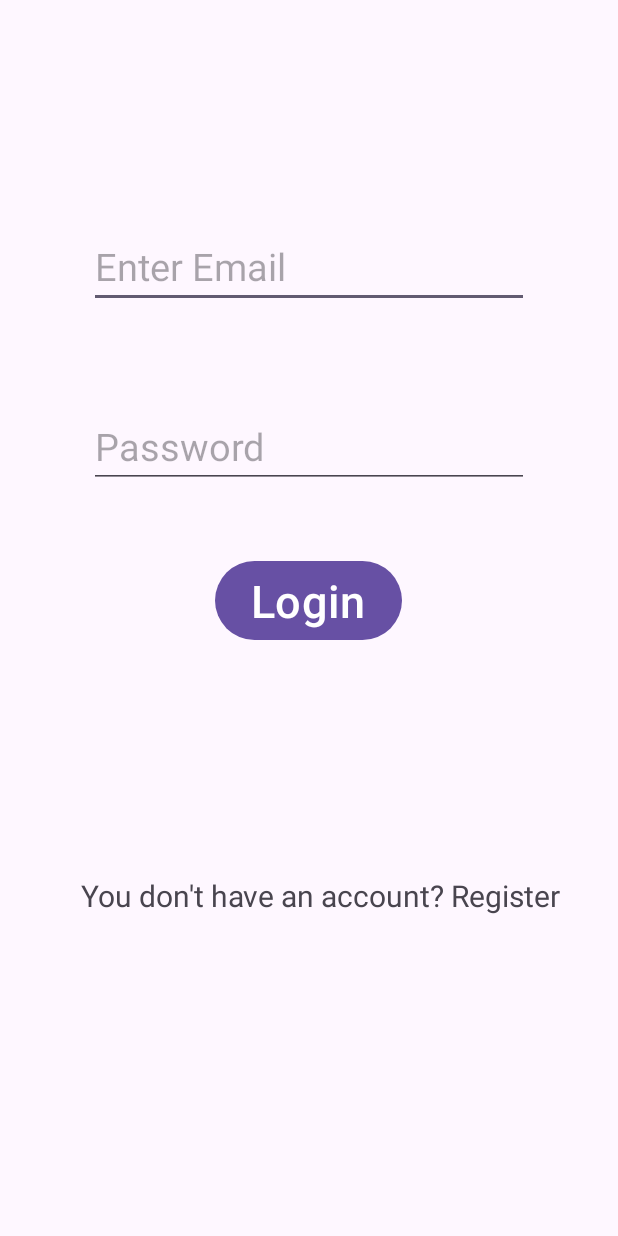
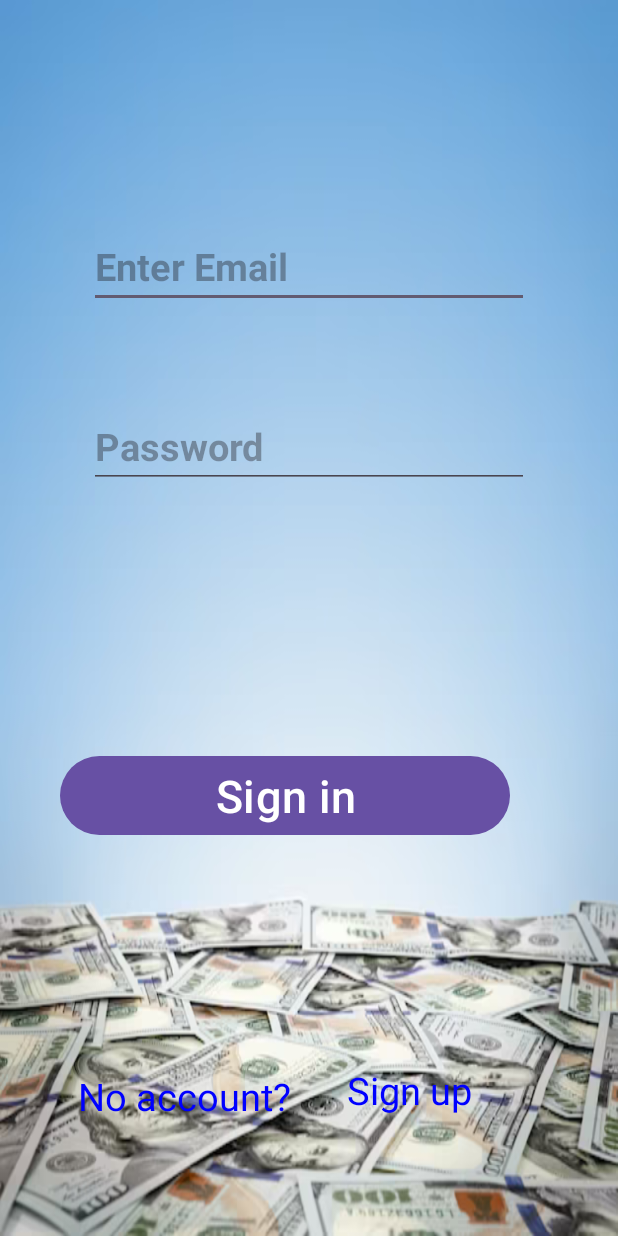
Before and after one commit to Alphonce08/ToolApp, an Android app: the screen it shows after launch (Login), on a phone screen of 412 x 824 dp. Run offline under Robolectric (Android 15) with nearby library versions, the phone set to English and light mode, and no system bars; our stand-ins replace Firebase (no records; nobody signed in at launch, a user with empty details on screens opened directly).

Commit message:
home activity

```diff
--- a/app/build.gradle
+++ b/app/build.gradle
@@ -40,6 +40,7 @@ dependencies {
     implementation 'com.google.android.material:material:1.5.0'
     implementation 'androidx.constraintlayout:constraintlayout:2.1.4'
     implementation 'com.google.firebase:firebase-auth:21.1.0'
+    implementation 'com.google.firebase:firebase-database:20.1.0'
     testImplementation 'junit:junit:4.13.2'
     androidTestImplementation 'androidx.test.ext:junit:1.1.5'
     androidTestImplementation 'androidx.test.espresso:espresso-core:3.5.1'
--- a/app/src/main/java/com/example/balancetoolapp/Login.kt
+++ b/app/src/main/java/com/example/balancetoolapp/Login.kt
@@ -10,13 +10,13 @@ import android.widget.TextView
 import android.widget.Toast
 import androidx.appcompat.app.AlertDialog
 import com.google.firebase.auth.FirebaseAuth
-import kotlinx.coroutines.NonCancellable.message
+
 
 class Login : AppCompatActivity() {
     lateinit var EdtEmail:EditText
     lateinit var EdtPassword:EditText
-    lateinit var TxtRegister:TextView
     lateinit var BtLogin:Button
+    lateinit var TxtSignup:TextView
     lateinit var progress:ProgressDialog
     lateinit var mAuth:FirebaseAuth
     override fun onCreate(savedInstanceState: Bundle?) {
@@ -24,16 +24,11 @@ class Login : AppCompatActivity() {
         setContentView(R.layout.activity_login)
         EdtEmail = findViewById(R.id.mEdtEmailLogin)
         EdtPassword = findViewById(R.id.medtPass)
-        TxtRegister = findViewById(R.id.TextNoAccount)
         BtLogin = findViewById(R.id.BtnLogin)
+        TxtSignup = findViewById(R.id.SignupTxt)
 
-        BtLogin.setOnClickListener {
-            startActivity(Intent(applicationContext, MainActivity::class.java))
-        }
 
-        TxtRegister.setOnClickListener {
-            startActivity(Intent(this, Register::class.java))
-        }
+
         mAuth = FirebaseAuth.getInstance()
         progress = ProgressDialog(this)
         progress.setTitle("Loading")
@@ -60,18 +55,16 @@ class Login : AppCompatActivity() {
 
                         finish()
 
-                    } else {
-                        displayMessage("ERROR", it.exception!!.message.toString())
-                        var alertDialog = AlertDialog.Builder(this)
-                        alertDialog.setTitle(title)
-                        alertDialog.setMessage(message)
-                        alertDialog.setPositiveButton("Ok", null)
-                        alertDialog.create().show()
-                    }
+
                 }
             }
         }
         }
-
-
+        BtLogin.setOnClickListener {
+            startActivity(Intent(applicationContext, MainActivity::class.java))
+        }
+        TxtSignup.setOnClickListener {
+            startActivity(Intent(applicationContext, Register::class.java))
+        }
     }
+}
--- a/app/src/main/res/layout/activity_expenses.xml
+++ b/app/src/main/res/layout/activity_expenses.xml
@@ -4,6 +4,7 @@
     xmlns:tools="http://schemas.android.com/tools"
     android:layout_width="match_parent"
     android:layout_height="match_parent"
+    android:background="@drawable/img_1"
     tools:context=".ExpensesActivity">
 
 
--- a/app/src/main/res/layout/activity_login.xml
+++ b/app/src/main/res/layout/activity_login.xml
@@ -4,6 +4,7 @@
     xmlns:tools="http://schemas.android.com/tools"
     android:layout_width="match_parent"
     android:layout_height="match_parent"
+    android:background="@drawable/img_1"
     tools:context=".Login">
 
     <EditText
@@ -12,10 +13,11 @@
         android:layout_height="wrap_content"
         android:ems="10"
         android:hint="Enter Email"
-        android:textColor="@color/black"
+        android:textColor="@color/blue"
         android:textSize="25dp"
         android:layout_marginTop="150dp"
         android:layout_centerHorizontal="true"
+        android:textStyle="bold"
         android:inputType="textEmailAddress"
         tools:layout_editor_absoluteX="83dp"
         tools:layout_editor_absoluteY="165dp" />
@@ -30,17 +32,33 @@
         android:layout_marginTop="270dp"
         android:layout_centerHorizontal="true"
         android:inputType="textPassword"
+        android:textColor="@color/blue"
+        android:textStyle="bold"
         tools:layout_editor_absoluteX="71dp"
         tools:layout_editor_absoluteY="290dp" />
 
+
+    <TextView
+        android:id="@+id/textView"
+        android:layout_width="wrap_content"
+        android:layout_height="wrap_content"
+        android:layout_alignParentStart="true"
+        android:layout_alignParentBottom="true"
+        android:textColor="@color/red"
+        android:layout_marginStart="68dp"
+        android:layout_marginBottom="291dp"
+        android:text="Forget password"
+        android:textSize="25sp" />
+
     <Button
         android:id="@+id/BtnLogin"
-        android:layout_width="wrap_content"
+        android:layout_width="300dp"
         android:layout_height="wrap_content"
-        android:text="Login"
+        android:layout_alignParentStart="true"
+        android:layout_marginStart="40dp"
+        android:layout_marginTop="500dp"
+        android:text="Sign in"
         android:textSize="30sp"
-        android:layout_marginTop="370dp"
-        android:layout_centerHorizontal="true"
         tools:layout_editor_absoluteX="107dp"
         tools:layout_editor_absoluteY="411dp" />
 
@@ -51,8 +69,24 @@
         android:layout_alignParentStart="true"
         android:layout_alignParentBottom="true"
         android:layout_centerHorizontal="true"
-        android:layout_marginStart="54dp"
-        android:layout_marginBottom="213dp"
-        android:text="You don't have an account? Register"
-        android:textSize="20dp" />
+        android:layout_marginStart="52dp"
+        android:layout_marginBottom="76dp"
+        android:textColor="@color/blue"
+        android:text="No account?"
+        android:textSize="25sp" />
+
+
+    <TextView
+        android:id="@+id/SignupTxt"
+        android:layout_width="wrap_content"
+        android:layout_height="wrap_content"
+        android:layout_alignParentEnd="true"
+        android:layout_alignParentBottom="true"
+        android:layout_marginEnd="97dp"
+        android:layout_marginBottom="80dp"
+        android:textColor="@color/blue"
+        android:text="Sign up"
+        android:textSize="25sp" />
+
+
 </RelativeLayout>
--- a/app/src/main/res/layout/activity_received.xml
+++ b/app/src/main/res/layout/activity_received.xml
@@ -4,6 +4,7 @@
     xmlns:tools="http://schemas.android.com/tools"
     android:layout_width="match_parent"
     android:layout_height="match_parent"
+    android:background="@drawable/img_1"
     tools:context=".ReceivedActivity">
 
     <EditText
--- a/app/src/main/res/mipmap-anydpi-v26/ic_launcher.xml
+++ b/app/src/main/res/mipmap-anydpi-v26/ic_launcher.xml
@@ -1,6 +1,6 @@
 <?xml version="1.0" encoding="utf-8"?>
 <adaptive-icon xmlns:android="http://schemas.android.com/apk/res/android">
-    <background android:drawable="@drawable/ic_launcher_background" />
-    <foreground android:drawable="@drawable/ic_launcher_foreground" />
-    <monochrome android:drawable="@drawable/ic_launcher_foreground" />
+    <background android:drawable="@drawable/iccc" />
+    <foreground android:drawable="@drawable/iccc" />
+    <monochrome android:drawable="@drawable/iccc" />
 </adaptive-icon>
--- a/app/src/main/res/mipmap-anydpi-v26/ic_launcher_round.xml
+++ b/app/src/main/res/mipmap-anydpi-v26/ic_launcher_round.xml
@@ -1,6 +1,6 @@
 <?xml version="1.0" encoding="utf-8"?>
 <adaptive-icon xmlns:android="http://schemas.android.com/apk/res/android">
-    <background android:drawable="@drawable/ic_launcher_background" />
-    <foreground android:drawable="@drawable/ic_launcher_foreground" />
-    <monochrome android:drawable="@drawable/ic_launcher_foreground" />
+    <background android:drawable="@drawable/iccc" />
+    <foreground android:drawable="@drawable/iccc" />
+    <monochrome android:drawable="@drawable/iccc" />
 </adaptive-icon>
--- a/app/src/main/res/values/colors.xml
+++ b/app/src/main/res/values/colors.xml
@@ -2,4 +2,7 @@
 <resources>
     <color name="black">#FF000000</color>
     <color name="white">#FFFFFFFF</color>
+    <color name="red">#FF0000</color>
+    <color name="blue">#0000FF</color>
+    <color name="purple">#A020F0</color>
 </resources>
```
Also changed, not shown: app/src/main/res/layout/activity_main.xml (+5 -4 lines), app/src/main/res/layout/activity_register.xml (+16 -8 lines), app/src/main/res/drawable/ic.png (added), app/src/main/res/drawable/icc.png (added), app/src/main/res/drawable/iccc.png (added), app/src/main/res/drawable/img.png (added), app/src/main/res/drawable/img_1.png (added).
